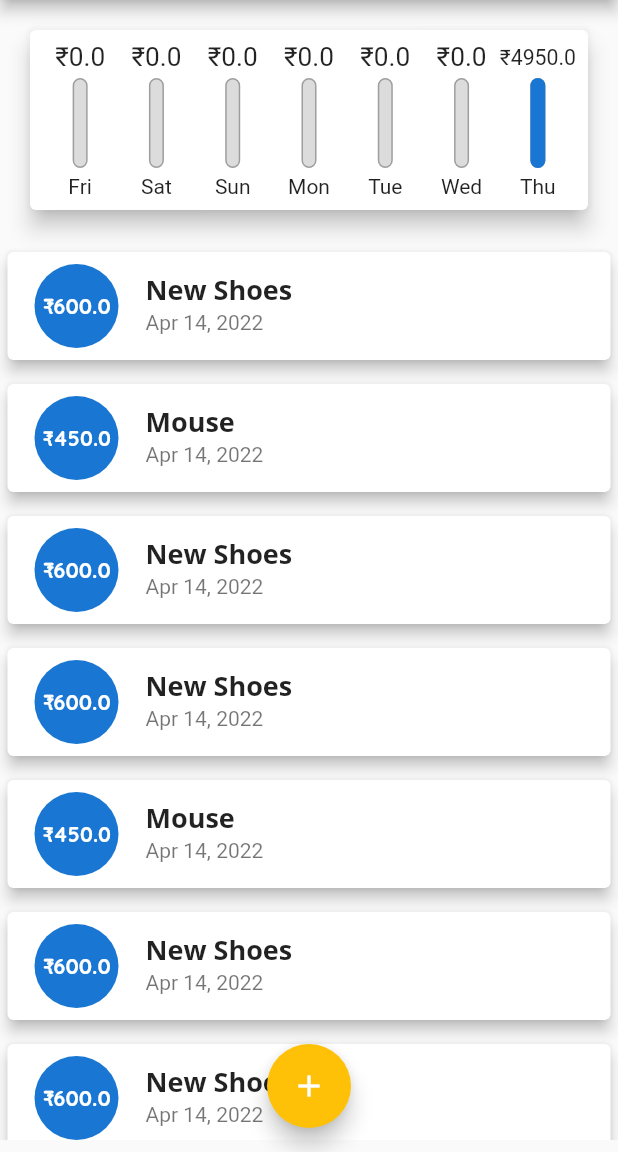
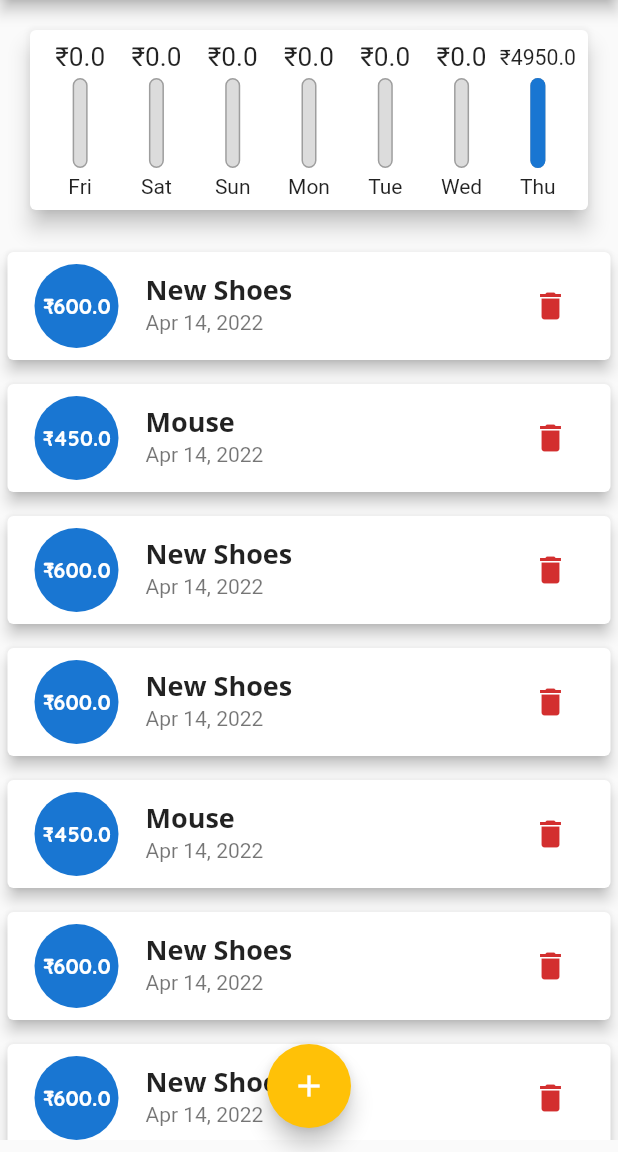
Before and after one commit to satyamnoob/Personal-Expenses-App, a Flutter app: the screen it shows after launch, on a phone screen of 412 x 824 dp, the part 84-1236 px from its top. Run offline on Flutter 3.47's test engine with Material 2 defaults, Android fonts, the phone set to English and light mode, and no system bars.

Commit message:
Delete Transaction Feature Added

```diff
--- a/lib/main.dart
+++ b/lib/main.dart
@@ -18,6 +18,7 @@ class MyApp extends StatelessWidget {
         ).copyWith(
           secondary: Colors.amber,
         ),
+        errorColor: Colors.red,
         fontFamily: 'Quicksand',
         textTheme: ThemeData.light().textTheme.copyWith(
             headline6: TextStyle(
@@ -126,6 +127,14 @@ class _MyHomePageState extends State<MyHomePage> {
     });
   }
 
+  void _deleteTransaction(String id) {
+    setState(() {
+      _userTransactions.removeWhere((tx) {
+        return tx.id == id;
+      });
+    });
+  }
+
   void _startAddNewTransaction(BuildContext context) {
     showModalBottomSheet(
         context: context,
@@ -152,7 +161,7 @@ class _MyHomePageState extends State<MyHomePage> {
           crossAxisAlignment: CrossAxisAlignment.stretch,
           children: [
             Chart(_recentTransactions),
-            Transaction_List(_userTransactions),
+            Transaction_List(_userTransactions, _deleteTransaction),
           ],
         ),
       ),
--- a/lib/widgets/transaction_list.dart
+++ b/lib/widgets/transaction_list.dart
@@ -5,8 +5,9 @@ import '../models/transaction.dart';
 
 class Transaction_List extends StatelessWidget {
   final List<Transaction> transactions;
+  Function deleteTransaction;
 
-  Transaction_List(this.transactions);
+  Transaction_List(this.transactions, this.deleteTransaction);
   @override
   Widget build(BuildContext context) {
     return Container(
@@ -51,6 +52,12 @@ class Transaction_List extends StatelessWidget {
                     ),
                     subtitle: Text(
                         "${DateFormat.yMMMd().format(transactions[index].date)}"),
+                    trailing: IconButton(
+                      color: Theme.of(context).errorColor,
+                      icon: Icon(Icons.delete),
+                      onPressed: () =>
+                          deleteTransaction(transactions[index].id),
+                    ),
                   ),
                 );
               },
```
